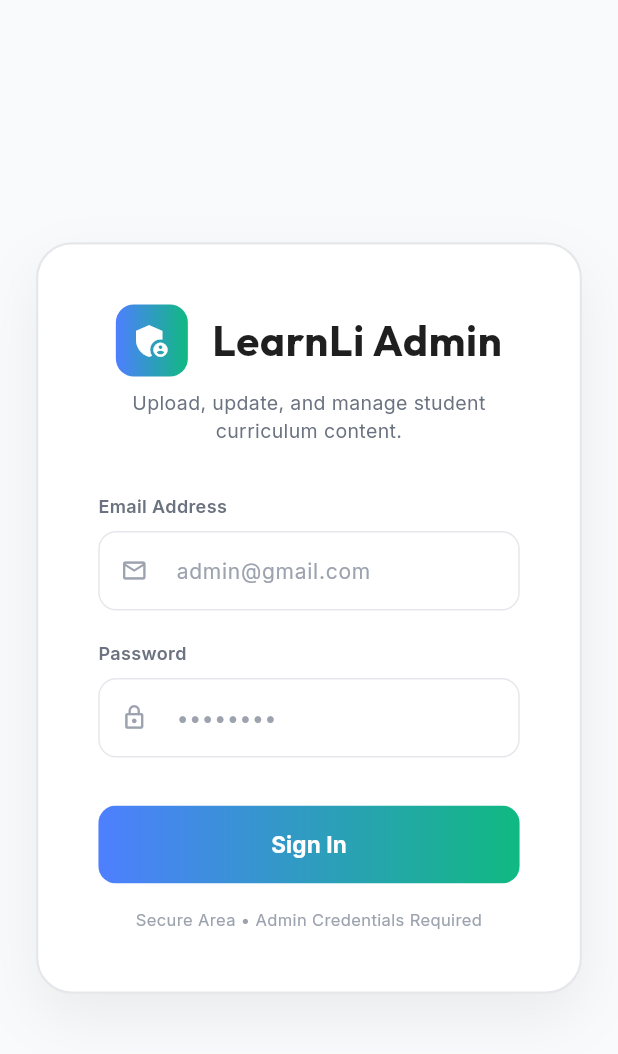
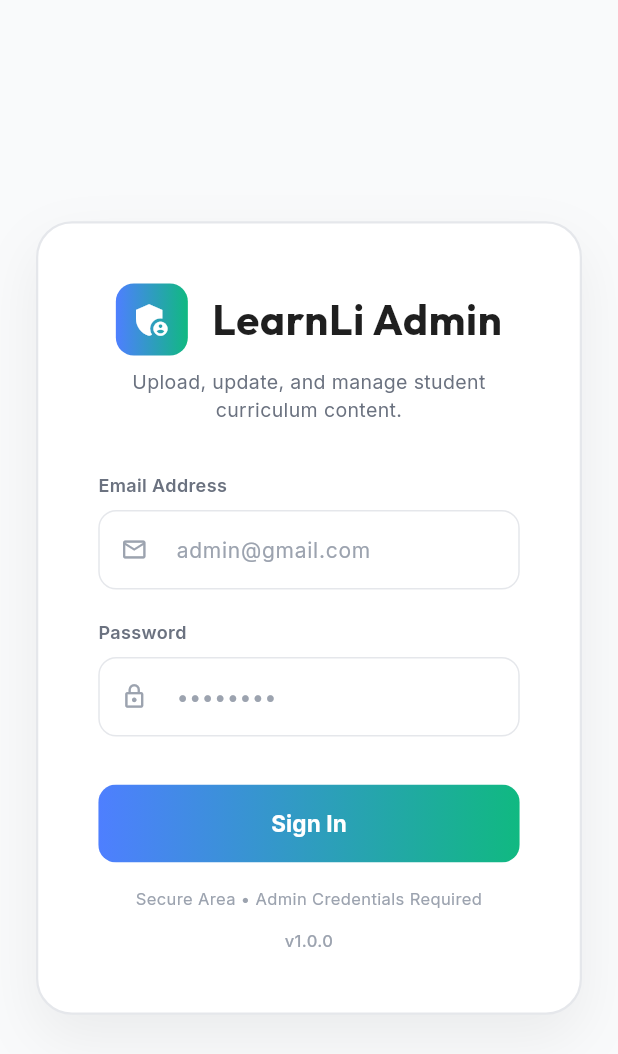
Before and after one commit to LitelearningLab/learnli_admin, a Flutter app: the screen it shows after launch, on a phone screen of 412 x 824 dp. Shown: the top 1054 px of the screen. Run offline on Flutter 3.47's test engine with Material 3 defaults, Android fonts, the phone set to English and light mode, and no system bars; our stand-ins replace file_picker, firebase_auth, firebase_core, firebase_database, firebase_storage, google_fonts and 1 more; missing offline and left inert: dart:html; accounts and stored records are empty.

Commit message:
feat: implement dashboard and login view layouts for admin panel

```diff
--- a/lib/views/login_view.dart
+++ b/lib/views/login_view.dart
@@ -337,6 +337,16 @@ class _LoginViewState extends State<LoginView> {
                           color: AppColors.textMuted,
                         ),
                       ),
+                      const SizedBox(height: 12),
+                      Text(
+                        'v1.0.0',
+                        textAlign: TextAlign.center,
+                        style: GoogleFonts.inter(
+                          fontSize: 11,
+                          color: AppColors.textMuted,
+                          fontWeight: FontWeight.w500,
+                        ),
+                      ),
                     ],
                   ),
                 ),
```
Also changed, not shown: lib/views/dashboard_view.dart (+11 -0 lines).
